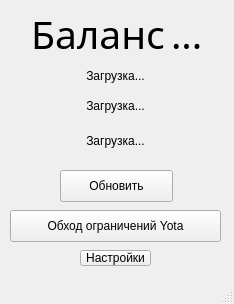
This is yota.ui in TTLMaster/Yota-Desktop-App as Qt 5 draws it before an edit. The edited form follows.
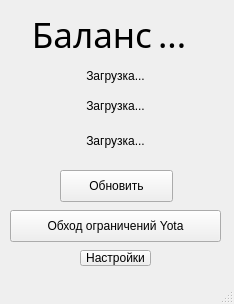
This is the edited form.

```diff
--- a/yota.ui
+++ b/yota.ui
@@ -111,12 +111,15 @@
      </rect>
     </property>
     <layout class="QGridLayout" name="gridLayout">
+     <property name="spacing">
+      <number>-1</number>
+     </property>
      <item row="0" column="0">
       <widget class="QLabel" name="b">
        <property name="font">
         <font>
          <family>PT Serif</family>
-         <pointsize>29</pointsize>
+         <pointsize>26</pointsize>
          <italic>false</italic>
         </font>
        </property>
@@ -124,7 +127,7 @@
         <string>Баланс</string>
        </property>
        <property name="alignment">
-        <set>Qt::AlignCenter</set>
+        <set>Qt::AlignRight|Qt::AlignTrailing|Qt::AlignVCenter</set>
        </property>
       </widget>
      </item>
@@ -133,7 +136,7 @@
        <property name="font">
         <font>
          <family>PT Serif</family>
-         <pointsize>29</pointsize>
+         <pointsize>26</pointsize>
          <italic>false</italic>
         </font>
        </property>
```
